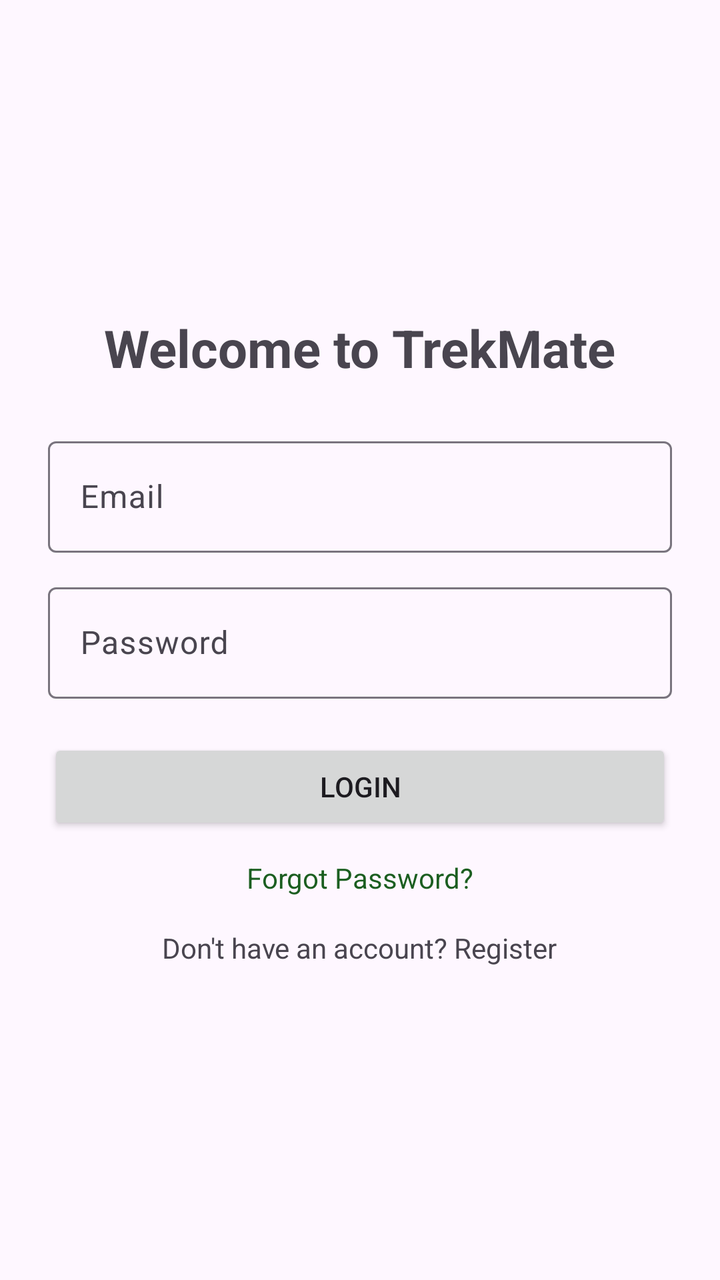
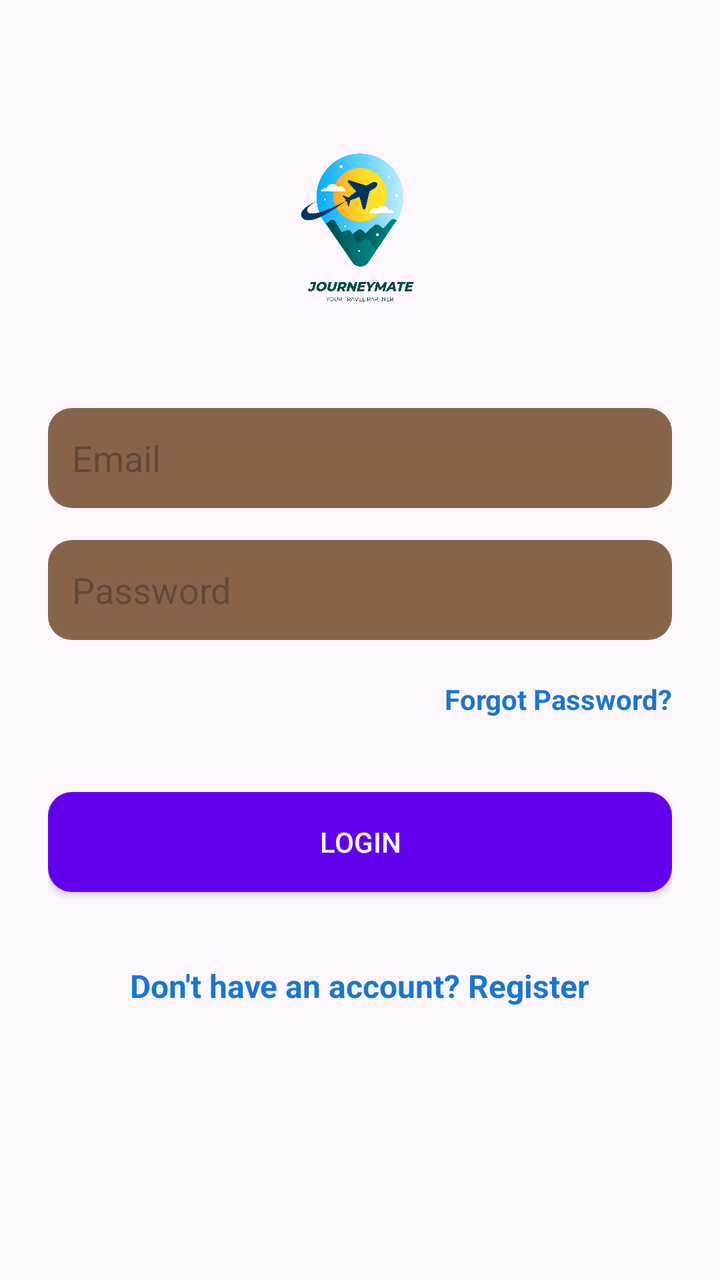

The first picture is an Android layout as it rendered before a commit; the second is the same layout after the commit. The layout source and the unified diff follow.
<!-- AndroidManifest.xml: application theme Theme.TrekMate -->
<!-- res/layout/activity_login.xml -->
<?xml version="1.0" encoding="utf-8"?>
<LinearLayout xmlns:android="http://schemas.android.com/apk/res/android"
    android:orientation="vertical"
    android:padding="24dp"
    android:gravity="center"
    android:layout_width="match_parent"
    android:layout_height="match_parent">

    <TextView
        android:text="Welcome to TrekMate"
        android:textSize="26sp"
        android:textStyle="bold"
        android:layout_marginBottom="24dp"
        android:layout_width="wrap_content"
        android:layout_height="wrap_content"/>

    <com.google.android.material.textfield.TextInputLayout
        android:layout_width="match_parent"
        android:layout_height="wrap_content">

        <com.google.android.material.textfield.TextInputEditText
            android:id="@+id/emailInput"
            android:hint="Email"
            android:inputType="textEmailAddress"
            android:minHeight="48dp"
            android:layout_width="match_parent"
            android:layout_height="wrap_content"/>
    </com.google.android.material.textfield.TextInputLayout>

    <com.google.android.material.textfield.TextInputLayout
        android:layout_width="match_parent"
        android:layout_height="wrap_content"
        android:layout_marginTop="12dp">

        <com.google.android.material.textfield.TextInputEditText
            android:id="@+id/passwordInput"
            android:hint="Password"
            android:inputType="textPassword"
            android:minHeight="48dp"
            android:layout_width="match_parent"
            android:layout_height="wrap_content"/>
    </com.google.android.material.textfield.TextInputLayout>

    <Button
        android:id="@+id/loginBtn"
        android:text="Login"
        android:layout_marginTop="20dp"
        android:layout_width="match_parent"
        android:layout_height="wrap_content"/>

    <TextView
        android:id="@+id/forgotPassword"
        android:text="Forgot Password?"
        android:textColor="#1B5E20"
        android:layout_marginTop="12dp"
        android:layout_width="wrap_content"
        android:layout_height="wrap_content"/>

    <TextView
        android:id="@+id/goToRegister"
        android:text="Don't have an account? Register"
        android:layout_marginTop="16dp"
        android:layout_width="wrap_content"
        android:layout_height="wrap_content"/>
</LinearLayout>
<!-- resources referenced by this layout -->
<resources>
  <style name="Theme.TrekMate" parent="Theme.Material3.DayNight.NoActionBar">
          <item name="colorPrimary">#1B5E20</item>
          <item name="colorSecondary">#4CAF50</item>
      </style>
</resources>

<!-- the commit's change to res/layout/activity_login.xml (unified diff, before → after) -->
@@ -1,65 +1,106 @@
 <?xml version="1.0" encoding="utf-8"?>
-<LinearLayout xmlns:android="http://schemas.android.com/apk/res/android"
-    android:orientation="vertical"
-    android:padding="24dp"
-    android:gravity="center"
+<androidx.constraintlayout.widget.ConstraintLayout
+    xmlns:android="http://schemas.android.com/apk/res/android"
+    xmlns:app="http://schemas.android.com/apk/res-auto"
     android:layout_width="match_parent"
-    android:layout_height="match_parent">
+    android:layout_height="match_parent"
+    android:padding="24dp">
 
+    
+    <ImageView
+        android:id="@+id/ivLogo"
+        android:layout_width="100dp"
+        android:layout_height="100dp"
+        android:src="@drawable/launcher_logo"
+        android:contentDescription="@string/app_logo_desc"
+        app:layout_constraintTop_toTopOf="parent"
+        app:layout_constraintStart_toStartOf="parent"
+        app:layout_constraintEnd_toEndOf="parent"
+        android:layout_marginTop="40dp" />
+
+    
+    <EditText
+        android:id="@+id/etEmail"
+        android:layout_width="0dp"
+        android:layout_height="50dp"
+        android:hint="@string/email_hint"
+        android:inputType="textEmailAddress"
+        android:autofillHints="emailAddress"
+        android:textColor="#000000"
+        android:background="@drawable/rounded_edittext"
+        android:padding="12dp"
+        android:maxWidth="360dp"
+        app:layout_constraintTop_toBottomOf="@id/ivLogo"
+        app:layout_constraintStart_toStartOf="parent"
+        app:layout_constraintEnd_toEndOf="parent"
+        android:layout_marginTop="40dp" />
+
+    
+    <EditText
+        android:id="@+id/etPassword"
+        android:layout_width="0dp"
+        android:layout_height="50dp"
+        android:hint="@string/password_hint"
+        android:inputType="textPassword"
+        android:autofillHints="password"
+        android:textColor="#000000"
+        android:background="@drawable/rounded_edittext"
+        android:padding="12dp"
+        android:maxWidth="360dp"
+        app:layout_constraintTop_toBottomOf="@id/etEmail"
+        app:layout_constraintStart_toStartOf="parent"
+        app:layout_constraintEnd_toEndOf="parent"
+        android:layout_marginTop="16dp" />
+
+    
     <TextView
-        android:text="Welcome to TrekMate"
-        android:textSize="26sp"
+        android:id="@+id/tvForgotPassword"
+        android:layout_width="wrap_content"
+        android:layout_height="wrap_content"
+        android:text="@string/forgot_password"
+        android:textSize="14sp"
+        android:textColor="@color/blue"
         android:textStyle="bold"
-        android:layout_marginBottom="24dp"
+        android:clickable="true"
+        android:focusable="true"
+        android:minHeight="48dp"
+        android:paddingVertical="12dp"
+        app:layout_constraintTop_toBottomOf="@id/etPassword"
+        app:layout_constraintEnd_toEndOf="parent"
+        android:layout_marginTop="8dp" />
+
+    
+    <Button
+        android:id="@+id/btnLogin"
+        android:layout_width="0dp"
+        android:layout_height="50dp"
+        android:text="@string/login"
+        android:background="@drawable/rounded_button"
+        android:textColor="@color/white"
+        android:clickable="true"
+        android:focusable="true"
+        android:maxWidth="360dp"
+        app:layout_constraintTop_toBottomOf="@id/tvForgotPassword"
+        app:layout_constraintStart_toStartOf="parent"
+        app:layout_constraintEnd_toEndOf="parent"
+        android:layout_marginTop="20dp" />
+
+    
+    <TextView
+        android:id="@+id/tvRegister"
         android:layout_width="wrap_content"
-        android:layout_height="wrap_content"/>
+        android:layout_height="wrap_content"
+        android:text="@string/no_account_register"
+        android:textSize="16sp"
+        android:textColor="@color/blue"
+        android:textStyle="bold"
+        android:clickable="true"
+        android:focusable="true"
+        android:minHeight="48dp"
+        android:paddingVertical="12dp"
+        app:layout_constraintTop_toBottomOf="@id/btnLogin"
+        app:layout_constraintStart_toStartOf="parent"
+        app:layout_constraintEnd_toEndOf="parent"
+        android:layout_marginTop="24dp" />
 
-    <com.google.android.material.textfield.TextInputLayout
-        android:layout_width="match_parent"
-        android:layout_height="wrap_content">
-
-        <com.google.android.material.textfield.TextInputEditText
-            android:id="@+id/emailInput"
-            android:hint="Email"
-            android:inputType="textEmailAddress"
-            android:minHeight="48dp"
-            android:layout_width="match_parent"
-            android:layout_height="wrap_content"/>
-    </com.google.android.material.textfield.TextInputLayout>
-
-    <com.google.android.material.textfield.TextInputLayout
-        android:layout_width="match_parent"
-        android:layout_height="wrap_content"
-        android:layout_marginTop="12dp">
-
-        <com.google.android.material.textfield.TextInputEditText
-            android:id="@+id/passwordInput"
-            android:hint="Password"
-            android:inputType="textPassword"
-            android:minHeight="48dp"
-            android:layout_width="match_parent"
-            android:layout_height="wrap_content"/>
-    </com.google.android.material.textfield.TextInputLayout>
-
-    <Button
-        android:id="@+id/loginBtn"
-        android:text="Login"
-        android:layout_marginTop="20dp"
-        android:layout_width="match_parent"
-        android:layout_height="wrap_content"/>
-
-    <TextView
-        android:id="@+id/forgotPassword"
-        android:text="Forgot Password?"
-        android:textColor="#1B5E20"
-        android:layout_marginTop="12dp"
-        android:layout_width="wrap_content"
-        android:layout_height="wrap_content"/>
-
-    <TextView
-        android:id="@+id/goToRegister"
-        android:text="Don't have an account? Register"
-        android:layout_marginTop="16dp"
-        android:layout_width="wrap_content"
-        android:layout_height="wrap_content"/>
-</LinearLayout>
+</androidx.constraintlayout.widget.ConstraintLayout>
<!-- resource entries referenced after the edit -->
@@ -1,8 +1,33 @@
 <!-- resources referenced by this layout -->
 <resources>
+  <color name="blue">#1976D2</color>
+  <color name="white">#FFFFFFFF</color>
+  <!-- drawable launcher_logo: png bitmap (drawable, 354851 bytes) -->
+  <!-- drawable rounded_button (drawable) -->
+  <?xml version="1.0" encoding="utf-8"?>
+  <shape xmlns:android="http://schemas.android.com/apk/res/android"
+      android:shape="rectangle">
+      <corners android:radius="12dp"/>
+      <solid android:color="@color/purple_500"/>
+  </shape>
+  <!-- drawable rounded_edittext (drawable) -->
+  <?xml version="1.0" encoding="utf-8"?>
+  <shape xmlns:android="http://schemas.android.com/apk/res/android"
+      android:shape="rectangle">
+      <corners android:radius="12dp"/>
+      <solid android:color="#876449"/>
+      <padding android:left="12dp" android:right="12dp"/>
+  </shape>
+  <string name="app_logo_desc">App Logo</string>
+  <string name="email_hint">Email</string>
+  <string name="forgot_password">Forgot Password?</string>
+  <string name="login">Login</string>
+  <string name="no_account_register">Don't have an account? Register</string>
+  <string name="password_hint">Password</string>
   <style name="Theme.TrekMate" parent="Theme.Material3.DayNight.NoActionBar">
           <item name="colorPrimary">#1B5E20</item>
           <item name="colorSecondary">#4CAF50</item>
       </style>
+  <color name="purple_500">#FF6200EE</color>
 </resources>
 
